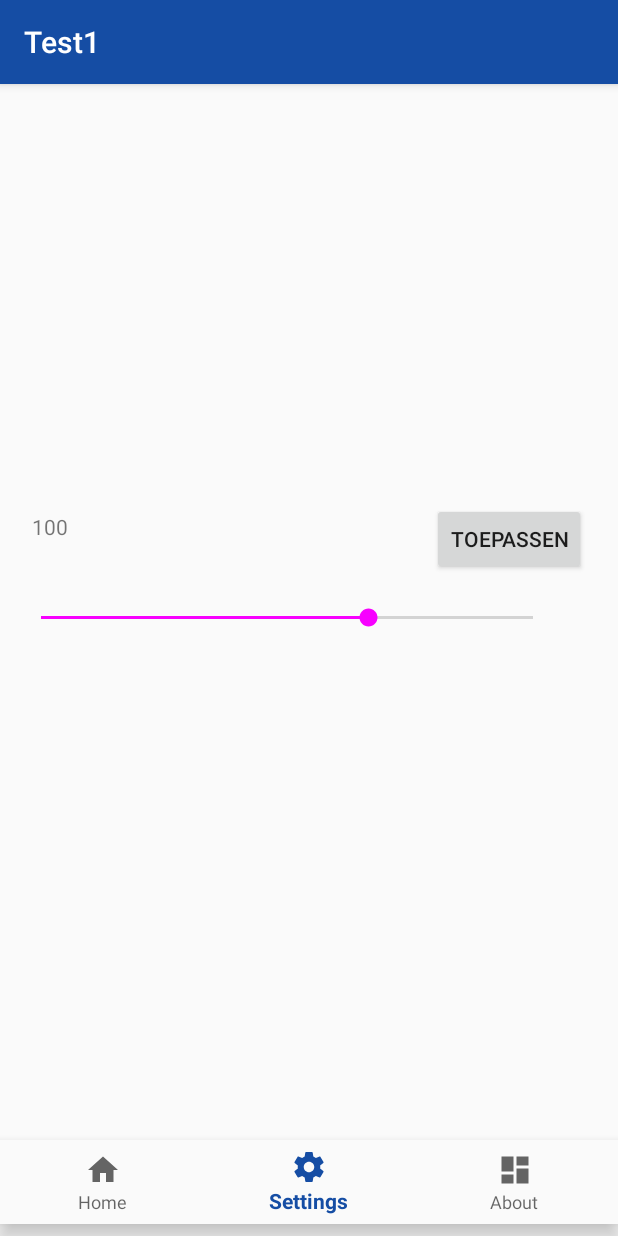
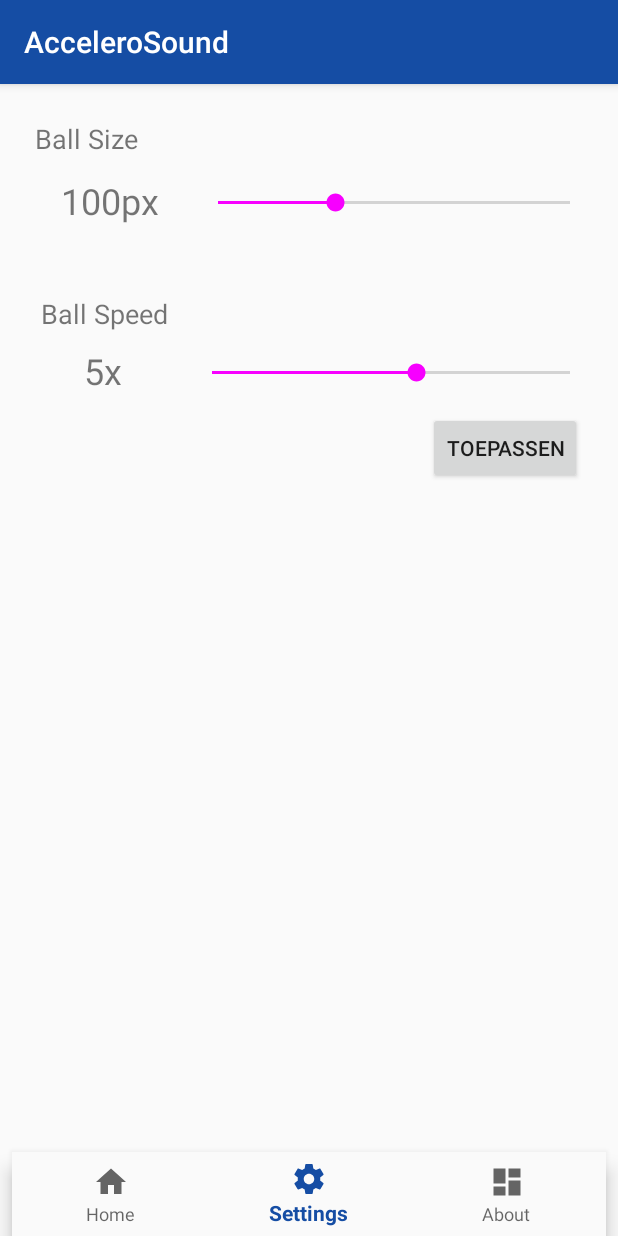
Before and after one commit to Pandomia/AcceleroSound, an Android app: the screen it shows after launch (MainActivity), item 2 of the bottom bar chosen, on a phone screen of 412 x 824 dp. Run offline under Robolectric (Android 15) with nearby library versions, the phone set to English and light mode, and no system bars; our stand-ins replace androidx.preference; libraries missing offline, so code that uses them is left out: yuku.ambilwarna.

Commit message:
Added Speed Settings

```diff
--- a/app/src/main/AndroidManifest.xml
+++ b/app/src/main/AndroidManifest.xml
@@ -1,6 +1,6 @@
 <?xml version="1.0" encoding="utf-8"?>
 <manifest xmlns:android="http://schemas.android.com/apk/res/android"
-    package="project.testcompany.com.test1">
+    package="project.testcompany.com.AcceleroSound">
 
     <application
         android:allowBackup="true"
@@ -9,7 +9,9 @@
         android:roundIcon="@mipmap/ic_launcher_round"
         android:supportsRtl="true"
         android:theme="@style/AppTheme">
-        <activity android:name="project.testcompany.com.AcceleroSound.MainActivity">
+        <activity android:name="project.testcompany.com.AcceleroSound.MainActivity"
+            android:label="@string/app_name">
+
 
             <intent-filter>
                 <action android:name="android.intent.action.MAIN" />
--- a/app/src/main/java/project/testcompany/com/AcceleroSound/AnimatedView.java
+++ b/app/src/main/java/project/testcompany/com/AcceleroSound/AnimatedView.java
@@ -32,7 +32,7 @@ class AnimatedView extends View implements SettingsFragment.Settings{
 
     private Paint mPaint;
     private Paint LinePaint;
-    public int Velocity = 5;
+    public int Velocity = SettingsFragment.Settings.iSpeed; // speed
     static public int x; //x location of the ball
     static public int y; //y location of the ball
     private int viewWidth;
--- a/app/src/main/java/project/testcompany/com/AcceleroSound/SettingsFragment.java
+++ b/app/src/main/java/project/testcompany/com/AcceleroSound/SettingsFragment.java
@@ -27,25 +27,31 @@ import java.io.FileNotFoundException;
 import java.io.FileOutputStream;
 import java.io.IOException;
 
-import project.testcompany.com.test1.R;
+import project.testcompany.com.AcceleroSound.R;
 import yuku.ambilwarna.AmbilWarnaDialog;
 
 
 public class SettingsFragment extends PreferenceFragmentCompat {
     TextView textView;
     SeekBar seekBar;
+
+    TextView speedText;
+    SeekBar speedBar;
+
     Context context;
     private static final String FILE_RADIUS = "radiusball.txt";
 
 
-    static int min = 50, max = 200, current = 100;
+    static int minSize = 50, maxSize = 200, currentSize = 100;
+    static int minSpeed = 1, maxSpeed = 8, currentSpeed = 5;
 
-    static int size = current;
-
+    static int size = currentSize;
+    static int speed = currentSpeed;
     static int color = Color.BLUE;
 
     public interface Settings {
         int isize = size;
+        int iSpeed = speed;
         int icolor = color;
     }
 
@@ -76,9 +82,20 @@ public class SettingsFragment extends PreferenceFragmentCompat {
 
         textView = (TextView) view.findViewById(R.id.seektext);
         seekBar = (SeekBar) view.findViewById(R.id.seekBar);
-        seekBar.setMax(max - min);
-        seekBar.setProgress(current);
-        textView.setText("" + current);
+
+        speedText = view.findViewById(R.id.speedText);
+        speedBar = view.findViewById(R.id.speedBar);
+
+        seekBar.setMin(minSize);
+        seekBar.setMax(maxSize);
+        seekBar.setProgress(currentSize);
+        textView.setText(currentSize + "px");
+
+        speedBar.setMin(minSpeed);
+        speedBar.setMax(maxSpeed);
+        speedBar.setProgress(currentSpeed);
+        speedText.setText(currentSpeed + "x");
+
 
 
 
@@ -87,9 +104,11 @@ public class SettingsFragment extends PreferenceFragmentCompat {
         btn1.setOnClickListener(new View.OnClickListener() {
             @Override
             public void onClick(View v) {
-                size = current;
+                size = currentSize;
+                speed = currentSpeed;
                 context = getContext();
-                int RadiusBall= current;
+                int RadiusBall= currentSize;
+                int SpeedBall = currentSpeed;
                 FileOutputStream Fos=null;
 
 
@@ -97,10 +116,10 @@ public class SettingsFragment extends PreferenceFragmentCompat {
                     Fos = context.openFileOutput(FILE_RADIUS,Context.MODE_PRIVATE);
                     Fos.write(String.valueOf(RadiusBall).getBytes());
                     Fos.write(",".getBytes());
-                    Fos.write(String.valueOf("1").getBytes());
+                    Fos.write(String.valueOf(SpeedBall).getBytes());
 
                     Log.e("BanaaSaus", "NukeT4wn" + context.getFilesDir());
-                    Log.e("Main" , String.valueOf(SettingsFragment.current));
+                    Log.e("Main" , String.valueOf(SettingsFragment.currentSize));
 
                 } catch (FileNotFoundException e) {
                     e.printStackTrace();
@@ -122,7 +141,7 @@ public class SettingsFragment extends PreferenceFragmentCompat {
 
                 //FoS = openFileOutput(FILE_RADIUS, MODE_PRIVATE);
 
-                Log.e("current", (String.valueOf(current)));
+                Log.e("current", (String.valueOf(currentSize)));
                 Log.e("size", (String.valueOf(size)));
 
 
@@ -137,8 +156,30 @@ public class SettingsFragment extends PreferenceFragmentCompat {
         seekBar.setOnSeekBarChangeListener(new SeekBar.OnSeekBarChangeListener() {
             @Override
             public void onProgressChanged(SeekBar seekBar, int progress, boolean fromUser) {
-                current = progress;
-                textView.setText("" + current);
+                currentSize = progress;
+                textView.setText(currentSize + "px");
+                //textView.setText(""+String.valueOf(progress));
+
+            }
+
+            @Override
+            public void onStartTrackingTouch(SeekBar seekBar) {
+
+            }
+
+            @Override
+            public void onStopTrackingTouch(SeekBar seekBar) {
+
+            }
+
+
+        });
+
+        speedBar.setOnSeekBarChangeListener(new SeekBar.OnSeekBarChangeListener() {
+            @Override
+            public void onProgressChanged(SeekBar seekBar, int progress, boolean fromUser) {
+                currentSpeed = progress;
+                speedText.setText(currentSpeed+"x");
                 //textView.setText(""+String.valueOf(progress));
 
             }
@@ -157,10 +198,14 @@ public class SettingsFragment extends PreferenceFragmentCompat {
         });
 
 
+
+
         return view;
 
     }
 
 
 
+
+
 }
--- a/app/src/main/res/layout/activity_main.xml
+++ b/app/src/main/res/layout/activity_main.xml
@@ -91,27 +91,32 @@ android:layout_height="match_parent"
 tools:context="project.testcompany.com.AcceleroSound.MainActivity">
 
 
-
-
         <android.support.design.widget.BottomNavigationView
             android:id="@+id/bottom_navigation"
             android:layout_width="match_parent"
             android:layout_height="wrap_content"
             android:layout_alignParentBottom="true"
-            android:layout_marginBottom="8dp"
+            android:layout_marginStart="8dp"
+            android:background="?android:attr/windowBackground"
             app:layout_constraintBottom_toBottomOf="parent"
+            app:layout_constraintEnd_toEndOf="parent"
+            app:layout_constraintStart_toStartOf="parent"
             app:menu="@menu/bottom_navigation"
-            android:background="?android:attr/windowBackground"
-            />
+            android:layout_marginEnd="8dp" />
 
     <FrameLayout
 
         android:id="@+id/fragment_container"
         android:layout_width="match_parent"
-        android:layout_height="506dp"
+        android:layout_height="0dp"
         android:layout_above="@id/bottom_navigation"
 
-        app:layout_constraintBottom_toBottomOf="parent" />
+        android:layout_marginStart="8dp"
+        android:layout_marginEnd="8dp"
+        app:layout_constraintBottom_toTopOf="@+id/bottom_navigation"
+        app:layout_constraintEnd_toEndOf="parent"
+        app:layout_constraintStart_toStartOf="parent"
+        app:layout_constraintTop_toTopOf="parent" />
 
 
 
--- a/app/src/main/res/layout/fragment_settings.xml
+++ b/app/src/main/res/layout/fragment_settings.xml
@@ -1,42 +1,95 @@
 <?xml version="1.0" encoding="utf-8"?>
-<RelativeLayout xmlns:android="http://schemas.android.com/apk/res/android"
+<android.support.constraint.ConstraintLayout xmlns:android="http://schemas.android.com/apk/res/android"
+    xmlns:app="http://schemas.android.com/apk/res-auto"
     xmlns:tools="http://schemas.android.com/tools"
+    android:id="@+id/relativeLayout"
     android:layout_width="match_parent"
     android:layout_height="match_parent">
 
     <SeekBar
         android:id="@+id/seekBar"
-        android:layout_width="360dp"
-        android:layout_height="wrap_content"
-        android:layout_alignBottom="@+id/Size_Picker"
-        android:layout_alignParentStart="true"
-        android:layout_alignParentTop="true"
-        android:layout_marginStart="11dp"
-        android:layout_marginTop="77dp"
-        android:layout_marginBottom="-46dp" />
+        android:layout_width="0dp"
+        android:layout_height="36dp"
+        android:layout_marginStart="8dp"
+        android:layout_marginTop="8dp"
+        android:layout_marginEnd="8dp"
+        app:layout_constraintEnd_toEndOf="parent"
+        app:layout_constraintHorizontal_bias="0.0"
+        app:layout_constraintStart_toEndOf="@+id/seektext"
+        app:layout_constraintTop_toBottomOf="@+id/textView" />
+
+    <SeekBar
+        android:id="@+id/speedBar"
+        android:layout_width="0dp"
+        android:layout_height="36dp"
+        android:layout_marginStart="8dp"
+        android:layout_marginTop="8dp"
+        android:layout_marginEnd="8dp"
+        app:layout_constraintEnd_toEndOf="parent"
+        app:layout_constraintHorizontal_bias="0.0"
+        app:layout_constraintStart_toEndOf="@+id/speedText"
+        app:layout_constraintTop_toBottomOf="@+id/textView2" />
 
     <Button
         android:id="@+id/Size_Picker"
         android:layout_width="wrap_content"
         android:layout_height="wrap_content"
-        android:layout_alignParentTop="true"
-        android:layout_alignParentEnd="true"
-        android:layout_marginTop="17dp"
-        android:layout_marginEnd="21dp"
+        android:layout_marginTop="8dp"
+        android:layout_marginEnd="16dp"
         android:onClick="onClickBrn_Size"
-        android:text="Toepassen" />
+        android:text="Toepassen"
+        app:layout_constraintEnd_toEndOf="parent"
+        app:layout_constraintTop_toBottomOf="@+id/speedBar" />
 
 
     <TextView
         android:id="@+id/seektext"
-        android:layout_width="77dp"
-        android:layout_height="36dp"
-        android:layout_alignParentStart="true"
-        android:layout_alignParentTop="true"
-        android:layout_marginStart="21dp"
-        android:layout_marginTop="23dp"
-        android:text="" />
+        android:layout_width="97dp"
+        android:layout_height="68dp"
+        android:layout_marginStart="16dp"
+        android:layout_marginTop="8dp"
+        android:text=""
+        android:textAlignment="center"
+        android:textSize="24sp"
+        app:layout_constraintStart_toStartOf="parent"
+        app:layout_constraintTop_toBottomOf="@+id/textView" />
+
+    <TextView
+        android:id="@+id/speedText"
+        android:layout_width="97dp"
+        android:layout_height="68dp"
+        android:layout_marginStart="12dp"
+        android:layout_marginTop="8dp"
+        android:text=""
+        android:textAlignment="center"
+        android:textSize="24sp"
+        app:layout_constraintStart_toStartOf="parent"
+        app:layout_constraintTop_toBottomOf="@+id/textView2" />
+
+    <TextView
+        android:id="@+id/textView"
+        android:layout_width="91dp"
+        android:layout_height="29dp"
+        android:layout_marginStart="16dp"
+        android:layout_marginTop="24dp"
+        android:layout_marginEnd="8dp"
+        android:text="Ball Size"
+        android:textSize="18sp"
+        app:layout_constraintEnd_toEndOf="@+id/seektext"
+        app:layout_constraintStart_toStartOf="parent"
+        app:layout_constraintTop_toTopOf="parent" />
+
+    <TextView
+        android:id="@+id/textView2"
+        android:layout_width="91dp"
+        android:layout_height="26dp"
+        android:layout_marginStart="20dp"
+        android:layout_marginTop="11dp"
+        android:text="Ball Speed"
+        android:textSize="18sp"
+        app:layout_constraintEnd_toEndOf="@+id/speedText"
+        app:layout_constraintStart_toStartOf="parent"
+        app:layout_constraintTop_toBottomOf="@+id/seektext" />
 
 
-
-</RelativeLayout>
+</android.support.constraint.ConstraintLayout>
--- a/app/src/main/res/values/strings.xml
+++ b/app/src/main/res/values/strings.xml
@@ -1,5 +1,5 @@
 <resources>
-    <string name="app_name">Test1</string>
+    <string name="app_name">AcceleroSound</string>
     <string name="navigation_drawer_open">Open navigation drawer</string>
     <string name="navigation_drawer_close">Close navigation drawer</string>
     <string name="Start_Button">Start</string>
```
